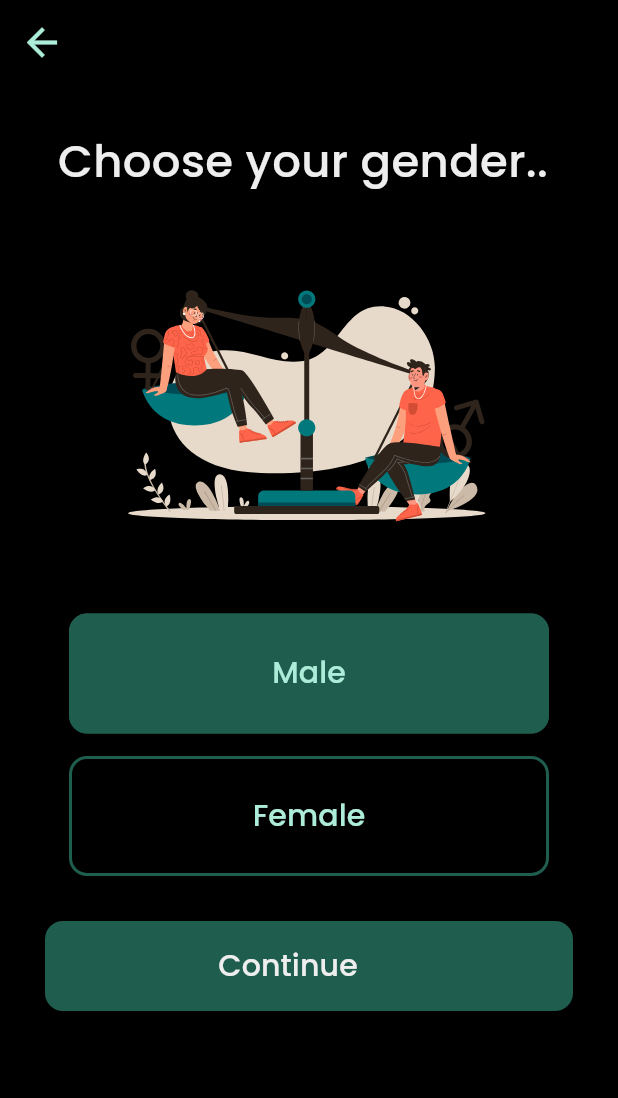
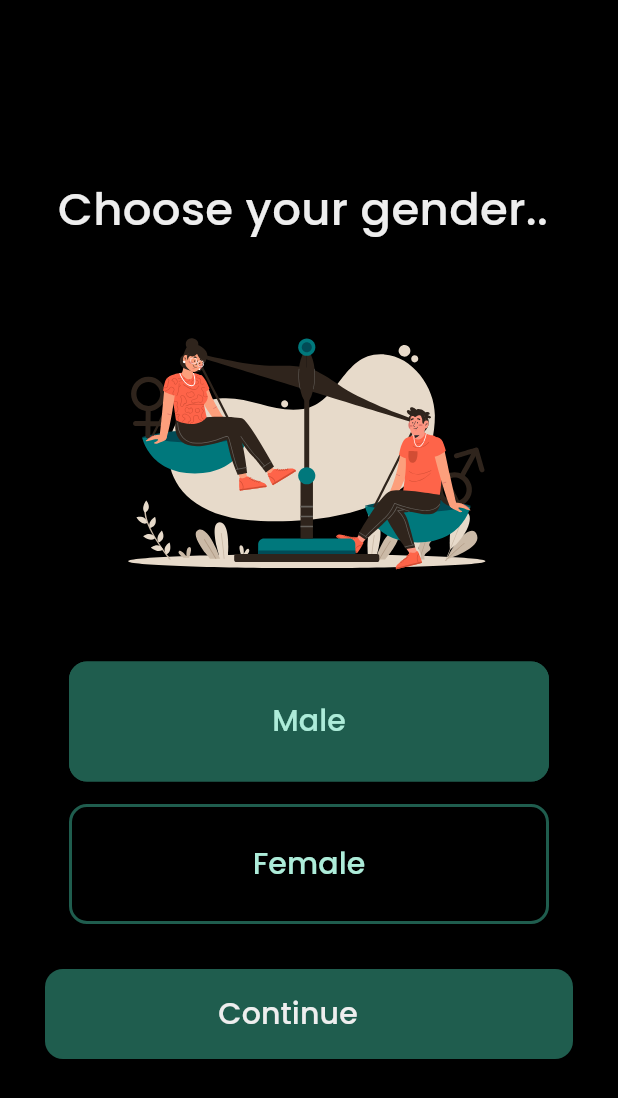
Before and after one commit to MohamedRefky/Diety_app, a Flutter app: the Gender screen opened directly, on a phone screen of 412 x 824 dp. Shown: the top 1098 px of the screen. Run offline on Flutter 3.47's test engine with Material 3 defaults, Android fonts, the phone set to English and light mode, and no system bars; our stand-ins replace animated_text_kit, cached_network_image, cloud_firestore, community_material_icon, connectivity_plus, dash_chat_2 and 20 more; missing offline and left inert: flutter_facebook_auth, workmanager; accounts and stored records are empty.

```diff
--- a/lib/features/Asks/view/Gender.dart
+++ b/lib/features/Asks/view/Gender.dart
@@ -5,11 +5,9 @@ import 'package:diety/Core/model/UserInfoProvider.dart';
 import 'package:diety/Core/utils/Colors.dart';
 import 'package:diety/Core/widget/Custom_Button.dart';
 import 'package:diety/features/Asks/view/Height.dart';
-import 'package:diety/features/Auth/views/login_view.dart';
 import 'package:firebase_auth/firebase_auth.dart';
 import 'package:flutter/material.dart';
 import 'package:gap/gap.dart';
-import 'package:google_sign_in/google_sign_in.dart';
 import 'package:lottie/lottie.dart';
 import 'package:provider/provider.dart';
 
@@ -31,25 +29,8 @@ class _GenderState extends State<Gender> {
   @override
   Widget build(BuildContext context) {
     return Scaffold(
-      appBar: AppBar(
-        backgroundColor: AppColors.background,
-        leading: IconButton(
-          onPressed: () async {
-            GoogleSignIn googleSignIn = GoogleSignIn();
-            googleSignIn.disconnect();
-            await FirebaseAuth.instance.signOut();
-            Navigator.of(context).pushReplacement(MaterialPageRoute(
-              builder: (context) => const LoginView(),
-            ));
-          },
-          icon: Icon(
-            Icons.arrow_back,
-            color: AppColors.text,
-            size: 30,
-          ),
-        ),
-      ),
-      body: Padding(
+      body: Center(
+        child: Padding(
           padding: const EdgeInsets.all(30),
           child: SingleChildScrollView(
             child: Column(
@@ -144,6 +125,7 @@ class _GenderState extends State<Gender> {
             ),
           ),
         ),
+      ),
       backgroundColor: const Color.fromARGB(255, 0, 0, 0),
     );
   }
```
Lines whose indentation alone changed are shown as unchanged.
